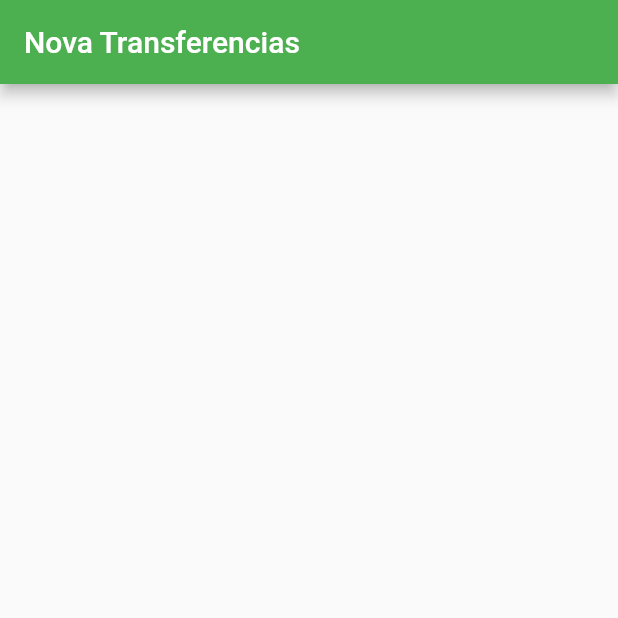
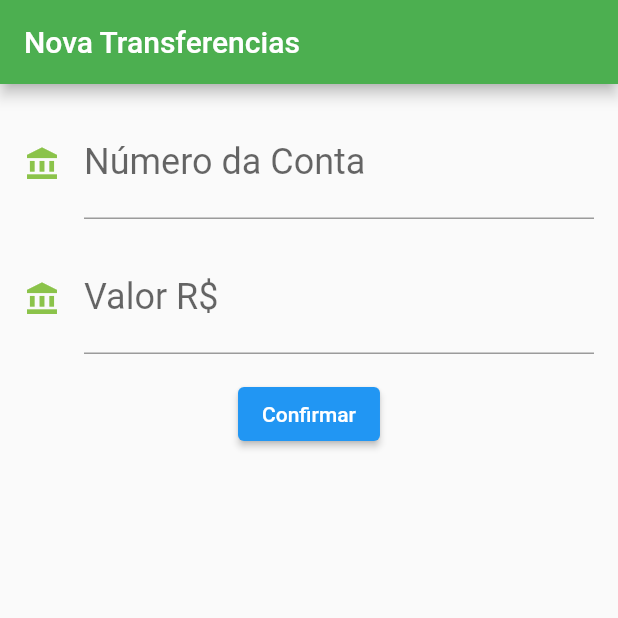
Before and after one commit to Jacksonsilvalopes/bank_flutter, a Flutter app: the screen it shows after launch, on a phone screen of 412 x 824 dp, the top half of it. Run offline on Flutter 3.47's test engine with Material 2 defaults, Android fonts, the phone set to English and light mode, and no system bars; missing offline and left inert: animated_snack_bar.

```diff
--- a/lib/main.dart
+++ b/lib/main.dart
@@ -1,22 +1,18 @@
 import 'package:flutter/material.dart';
+import 'package:animated_snack_bar/animated_snack_bar.dart';
 
 void main() {
-  runApp(ByteBankApp());
+  runApp(const ByteBankApp());
 }
 
 class ByteBankApp extends StatelessWidget {
+  const ByteBankApp({super.key});
+
   @override
   Widget build(BuildContext context) {
     return MaterialApp(
-      home: Scaffold(
-        appBar: AppBar(
-          title: const Text(
-            "Nova Transferencias",
-          ),
-          backgroundColor: Colors.green,
-        ),
-        body: const FormularioTrasferencia(),
-      ),
+      debugShowCheckedModeBanner: false,
+      home: FormularioTrasferencia(),
     );
   }
 }
@@ -50,13 +46,13 @@ class ListaTransferencia extends StatelessWidget {
 class ItemTransferencia extends StatelessWidget {
   final Transferencia _transferencia;
 
-  ItemTransferencia(this._transferencia);
+  const ItemTransferencia(this._transferencia, {super.key});
 
   @override
   Widget build(BuildContext context) {
     return Card(
         child: ListTile(
-      leading: Icon(Icons.monetization_on),
+      leading: const Icon(Icons.monetization_on),
       title: Text(_transferencia.valor.toString()),
       subtitle: Text(
         _transferencia.n_conta.toString(),
@@ -67,16 +63,106 @@ class ItemTransferencia extends StatelessWidget {
 
 class Transferencia {
   final double valor;
+  // ignore: non_constant_identifier_names
   final String n_conta;
 
   Transferencia(this.valor, this.n_conta);
+
+  @override
+  String toString() {
+    return 'Transferencia{valor: $valor, n_conta: $n_conta}';
+  }
 }
 
 class FormularioTrasferencia extends StatelessWidget {
-  const FormularioTrasferencia({Key? key}) : super(key: key);
+  FormularioTrasferencia({Key? key}) : super(key: key);
+
+  final TextEditingController _contaController = TextEditingController();
+  final TextEditingController _valorController = TextEditingController();
 
   @override
   Widget build(BuildContext context) {
-    return Container();
+    return Scaffold(
+      appBar: AppBar(
+        title: const Text(
+          "Nova Transferencias",
+        ),
+        backgroundColor: Colors.green,
+      ),
+      body: Padding(
+        padding: const EdgeInsets.all(8.0),
+        child: Column(
+          children: [
+            ImputForms(
+              imputado: _contaController,
+              rotulo: 'Número da Conta',
+              modelo: "0000-00",
+              icone: Icons.account_balance,
+            ),
+            ImputForms(
+              imputado: _contaController,
+              rotulo: 'Valor R\$',
+              modelo: "1000.0",
+              icone: Icons.account_balance,
+            ),
+
+            Padding(
+              padding: const EdgeInsets.all(8.0),
+              child: ElevatedButton(
+                onPressed: () {
+                  try {
+
+                    final trans = Transferencia(
+                        double.parse(_valorController.text),
+                        _contaController.text);
+                    debugPrint('$trans');
+
+                    AnimatedSnackBar.material(
+                      'Transferencia Realizada',
+                      type: AnimatedSnackBarType.success,
+                      mobileSnackBarPosition: MobileSnackBarPosition.bottom,
+                      desktopSnackBarPosition: DesktopSnackBarPosition.topRight,
+                      duration: const Duration(milliseconds: 50),
+                    ).show(context);
+                  } catch (e) { }
+                },
+                child: const Text("Confirmar"),
+              ),
+            )
+          ],
+        ),
+      ),
+    );
   }
 }
+
+class ImputForms extends StatelessWidget {
+  final TextEditingController? imputado;
+  final String? rotulo;
+  final String? modelo;
+  final IconData? icone;
+
+  const ImputForms({
+    this.imputado,
+    this.rotulo,
+    this.modelo,
+    this.icone,
+  });
+
+  @override
+  Widget build(BuildContext context) {
+    return Padding(
+      padding: const EdgeInsets.all(8.0),
+      child: TextFormField(
+        controller: imputado,
+        style: TextStyle(fontSize: 24.0),
+        keyboardType: TextInputType.number,
+        decoration: InputDecoration(
+          icon: Icon(icone, color: Colors.lightGreen),
+          labelText: rotulo,
+          hintText: modelo,
+        ),
+      ),
+    );
+  }
+}
--- a/pubspec.yaml
+++ b/pubspec.yaml
@@ -36,6 +36,7 @@ dependencies:
   # The following adds the Cupertino Icons font to your application.
   # Use with the CupertinoIcons class for iOS style icons.
   cupertino_icons: ^1.0.2
+  animated_snack_bar: ^0.3.0
 
 dev_dependencies:
   flutter_test:
```
Also changed, not shown: pubspec.lock.
